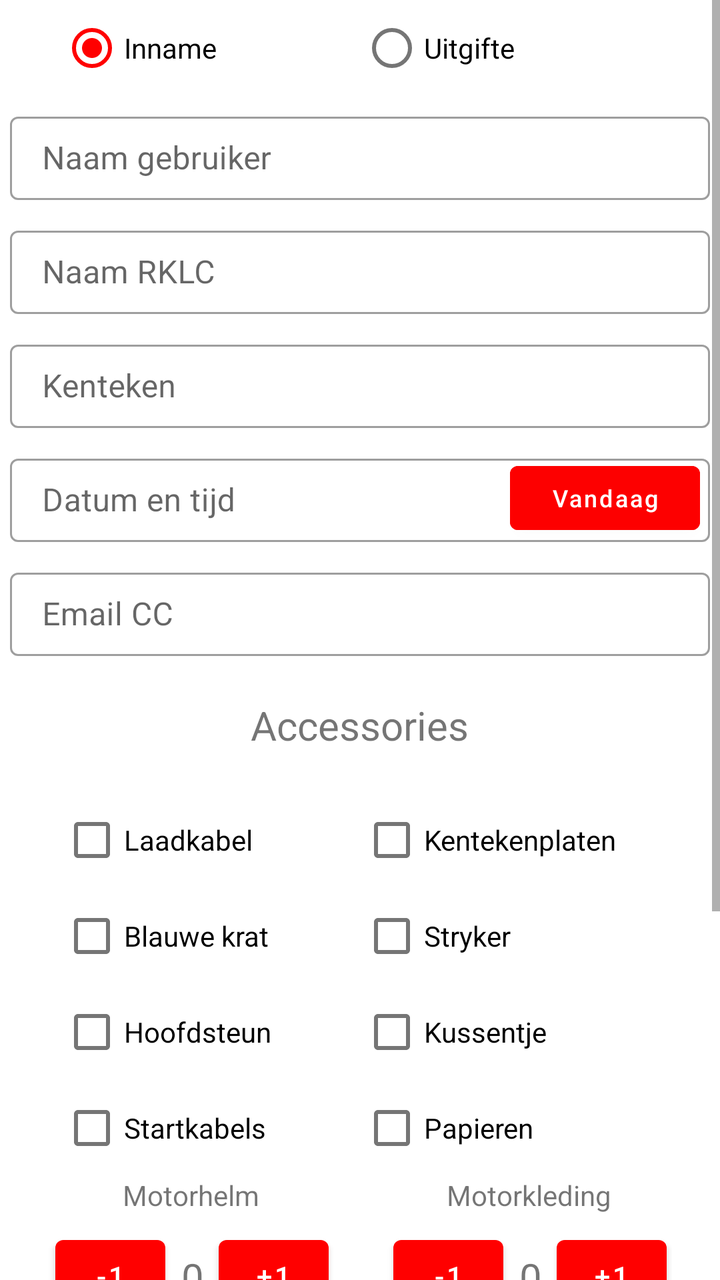
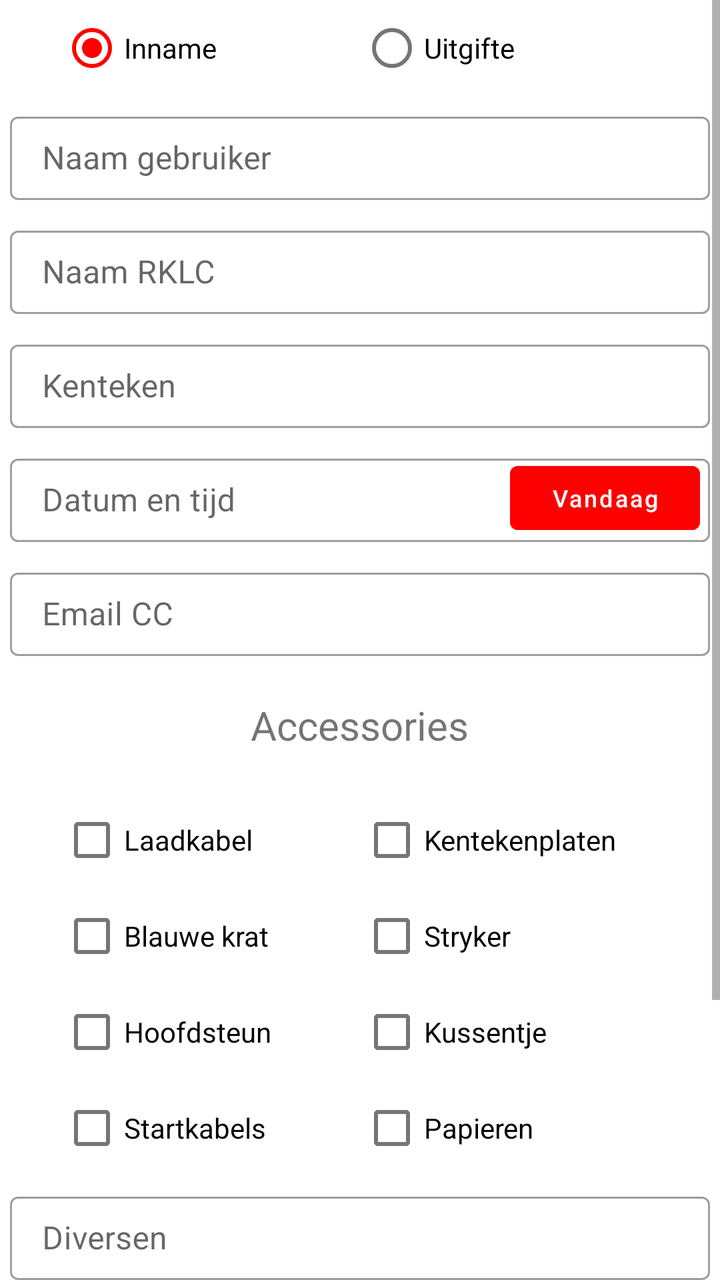

Two renders of the same Android screen: before a commit and after it. Below are the layout's source before the change and the commit's diff.
<!-- AndroidManifest.xml: application theme Theme.RodeKruisAPP -->
<!-- res/layout/activity_gator.xml -->
<?xml version="1.0" encoding="utf-8"?>
<ScrollView xmlns:android="http://schemas.android.com/apk/res/android"
    xmlns:app="http://schemas.android.com/apk/res-auto"
    xmlns:tools="http://schemas.android.com/tools"
    android:layout_width="match_parent"
    android:layout_height="match_parent"
    android:fillViewport="true">

    <LinearLayout
        android:layout_width="match_parent"
        android:layout_height="wrap_content"
        android:orientation="vertical"
        tools:context=".FirstActivity">

        <RadioGroup
            android:id="@+id/radioGroup"
            android:layout_width="match_parent"
            android:layout_height="wrap_content"
            android:gravity="center"
            android:orientation="horizontal">

            <RadioButton
                android:id="@+id/inname"
                android:layout_width="150dp"
                android:layout_height="wrap_content"
                android:checked="true"
                android:text="@string/inname" />

            <RadioButton
                android:id="@+id/uitgifte"
                android:layout_width="150dp"
                android:layout_height="wrap_content"
                android:text="@string/uitgifte" />
        </RadioGroup>

        <com.google.android.material.textfield.TextInputLayout
            style="@style/Widget.MaterialComponents.TextInputLayout.OutlinedBox"
            android:layout_width="match_parent"
            android:layout_height="wrap_content"
            tools:ignore="MissingConstraints"
            android:layout_margin="5dp">

            <EditText
                android:id="@+id/naamGebruiker"
                android:layout_width="match_parent"
                android:layout_height="wrap_content"
                android:autofillHints=""
                android:hint="@string/naam_gebruiker"
                android:inputType="text"
                android:padding="10dp"
                android:textColor="@color/black" />

        </com.google.android.material.textfield.TextInputLayout>

        <com.google.android.material.textfield.TextInputLayout
            style="@style/Widget.MaterialComponents.TextInputLayout.OutlinedBox"
            android:layout_width="match_parent"
            android:layout_height="wrap_content"
            tools:ignore="MissingConstraints"
            android:layout_margin="5dp">

            <EditText
                android:id="@+id/controleur"
                android:layout_width="match_parent"
                android:layout_height="wrap_content"
                android:autofillHints=""
                android:hint="@string/naam_rklc"
                android:inputType="text"
                android:padding="10dp"
                android:textColor="@color/black" />

        </com.google.android.material.textfield.TextInputLayout>

        <com.google.android.material.textfield.TextInputLayout
            style="@style/Widget.MaterialComponents.TextInputLayout.OutlinedBox"
            android:layout_width="match_parent"
            android:layout_height="wrap_content"
            tools:ignore="MissingConstraints"
            android:layout_margin="5dp">

            <EditText
                android:id="@+id/kenteken"
                android:layout_width="match_parent"
                android:layout_height="wrap_content"
                android:autofillHints=""
                android:hint="@string/kenteken"
                android:inputType="text"
                android:padding="10dp"
                android:textColor="@color/black" />

        </com.google.android.material.textfield.TextInputLayout>

        <androidx.constraintlayout.widget.ConstraintLayout
            android:layout_width="match_parent"
            android:layout_height="wrap_content"
            android:layout_margin="5dp">

            <com.google.android.material.textfield.TextInputLayout
                style="@style/Widget.MaterialComponents.TextInputLayout.OutlinedBox"
                android:layout_width="match_parent"
                android:layout_height="wrap_content"
                tools:ignore="MissingConstraints">

                <EditText
                    android:id="@+id/datum"
                    android:layout_width="match_parent"
                    android:layout_height="wrap_content"
                    android:autofillHints=""
                    android:editable="false"
                    android:hint="@string/datum"
                    android:inputType="none"
                    android:padding="10dp"
                    android:textColor="@color/black"
                    app:layout_constraintEnd_toEndOf="parent"
                    app:layout_constraintStart_toStartOf="parent"
                    tools:ignore="Deprecated,MissingConstraints" />

            </com.google.android.material.textfield.TextInputLayout>

            <Button
                android:id="@+id/btndatum"
                android:layout_width="95dp"
                android:layout_height="44dp"
                android:layout_marginEnd="5dp"
                android:backgroundTint="#FD0000"
                android:text="@string/vandaag"
                android:textAllCaps="false"
                android:textSize="12sp"
                app:layout_constraintBottom_toBottomOf="parent"
                app:layout_constraintEnd_toEndOf="parent"
                tools:ignore="MissingConstraints" />

        </androidx.constraintlayout.widget.ConstraintLayout>

        <com.google.android.material.textfield.TextInputLayout
            style="@style/Widget.MaterialComponents.TextInputLayout.OutlinedBox"
            android:layout_width="match_parent"
            android:layout_height="wrap_content"
            tools:ignore="MissingConstraints"
            android:layout_margin="5dp">

            <EditText
                android:id="@+id/emailCc"
                android:layout_width="match_parent"
                android:layout_height="wrap_content"
                android:autofillHints=""
                android:hint="@string/email_cc"
                android:inputType="text"
                android:padding="10dp"
                android:textColor="@color/black"
                tools:ignore="TextFields" />

        </com.google.android.material.textfield.TextInputLayout>

        <TextView
            android:layout_width="wrap_content"
            android:layout_height="wrap_content"
            android:layout_gravity="center_horizontal"
            android:layout_marginTop="16dp"
            android:layout_marginBottom="20dp"
            android:gravity="center_vertical"
            android:text="@string/accessories"
            android:textSize="20sp" />

        <LinearLayout
            android:layout_width="match_parent"
            android:layout_height="wrap_content"
            android:gravity="center">

            <CheckBox
                android:id="@+id/checkLaadkabel"
                android:layout_width="150dp"
                android:layout_height="wrap_content"
                android:text="@string/laadkabel" />

            <CheckBox
                android:id="@+id/checkKentekenplaten"
                android:layout_width="150dp"
                android:layout_height="wrap_content"
                android:text="@string/kentekenplaten" />

        </LinearLayout>

        <LinearLayout
            android:layout_width="match_parent"
            android:layout_height="wrap_content"
            android:gravity="center">

            <CheckBox
                android:id="@+id/checkBlauwekrat"
                android:layout_width="150dp"
                android:layout_height="wrap_content"
                android:text="@string/blauwe_krat" />

            <CheckBox
                android:id="@+id/checkStryker"
                android:layout_width="150dp"
                android:layout_height="wrap_content"
                android:text="@string/stryker" />

        </LinearLayout>

        <LinearLayout
            android:layout_width="match_parent"
            android:layout_height="wrap_content"
            android:gravity="center">

            <CheckBox
                android:id="@+id/checkHoofdsteun"
                android:layout_width="150dp"
                android:layout_height="wrap_content"
                android:text="@string/hoofdsteun" />

            <CheckBox
                android:id="@+id/checkKussentje"
                android:layout_width="150dp"
                android:layout_height="wrap_content"
                android:text="@string/kussentje" />

        </LinearLayout>

        <LinearLayout
            android:layout_width="match_parent"
            android:layout_height="wrap_content"
            android:gravity="center">

            <CheckBox
                android:id="@+id/checkStartkabels"
                android:layout_width="150dp"
                android:layout_height="wrap_content"
                android:text="@string/startkabels" />

            <CheckBox
                android:id="@+id/checkPapieren"
                android:layout_width="150dp"
                android:layout_height="wrap_content"
                android:text="@string/papieren" />

        </LinearLayout>

        <androidx.constraintlayout.widget.ConstraintLayout
            android:layout_width="match_parent"
            android:layout_height="wrap_content">

            <androidx.constraintlayout.widget.ConstraintLayout
                android:id="@+id/constraintLayout4"
                android:layout_width="0dp"
                android:layout_height="80dp"
                android:layout_marginStart="24dp"
                android:layout_marginEnd="13dp"
                app:layout_constraintEnd_toStartOf="@+id/constraintLayout2"
                app:layout_constraintHorizontal_bias="0.387"
                app:layout_constraintStart_toStartOf="parent"
                tools:ignore="MissingConstraints"
                tools:layout_editor_absoluteY="0dp">

                <TextView
                    android:layout_width="wrap_content"
                    android:layout_height="wrap_content"
                    android:text="@string/motorhelm"
                    app:layout_constraintEnd_toEndOf="parent"
                    app:layout_constraintStart_toStartOf="parent"
                    app:layout_constraintTop_toTopOf="parent"
                    tools:ignore="MissingConstraints" />

                <Button
                    android:id="@+id/plus1"
                    android:layout_width="55dp"
                    android:layout_height="wrap_content"
                    android:text="+1"
                    app:layout_constraintBottom_toBottomOf="parent"
                    app:layout_constraintEnd_toEndOf="parent"
                    app:layout_constraintHorizontal_bias="0.968"
                    app:layout_constraintStart_toStartOf="parent"
                    app:layout_constraintTop_toTopOf="parent"
                    app:layout_constraintVertical_bias="0.812"
                    tools:ignore="MissingConstraints" />

                <TextView
                    android:id="@+id/nummer1"
                    android:layout_width="wrap_content"
                    android:layout_height="wrap_content"
                    android:text="0"
                    android:textSize="20dp"
                    app:layout_constraintBottom_toBottomOf="parent"
                    app:layout_constraintEnd_toStartOf="@+id/plus1"
                    app:layout_constraintHorizontal_bias="0.523"
                    app:layout_constraintStart_toEndOf="@+id/min1"
                    app:layout_constraintTop_toTopOf="parent"
                    app:layout_constraintVertical_bias="0.698"
                    tools:ignore="MissingConstraints" />

                <Button
                    android:id="@+id/min1"
                    android:layout_width="55dp"
                    android:layout_height="wrap_content"
                    android:text="-1"
                    app:layout_constraintBottom_toBottomOf="parent"
                    app:layout_constraintEnd_toEndOf="parent"
                    app:layout_constraintHorizontal_bias="0.042"
                    app:layout_constraintStart_toStartOf="parent"
                    app:layout_constraintTop_toTopOf="parent"
                    app:layout_constraintVertical_bias="0.812"
                    tools:ignore="MissingConstraints" />

            </androidx.constraintlayout.widget.ConstraintLayout>

            <androidx.constraintlayout.widget.ConstraintLayout
                android:id="@+id/constraintLayout2"
                android:layout_width="0dp"
                android:layout_height="80dp"
                android:layout_marginStart="13dp"
                android:layout_marginEnd="24dp"
                android:foregroundGravity="center"
                app:layout_constraintEnd_toEndOf="parent"
                app:layout_constraintStart_toEndOf="@+id/constraintLayout4"
                app:layout_constraintTop_toTopOf="parent"
                tools:ignore="MissingConstraints">

                <TextView
                    android:layout_width="wrap_content"
                    android:layout_height="wrap_content"
                    android:text="Motorkleding"
                    app:layout_constraintEnd_toEndOf="parent"
                    app:layout_constraintStart_toStartOf="parent"
                    app:layout_constraintTop_toTopOf="parent"
                    tools:ignore="MissingConstraints" />

                <Button
                    android:id="@+id/plus2"
                    android:layout_width="55dp"
                    android:layout_height="wrap_content"
                    android:text="+1"
                    app:layout_constraintBottom_toBottomOf="parent"
                    app:layout_constraintEnd_toEndOf="parent"
                    app:layout_constraintHorizontal_bias="0.968"
                    app:layout_constraintStart_toStartOf="parent"
                    app:layout_constraintTop_toTopOf="parent"
                    app:layout_constraintVertical_bias="0.812"
                    tools:ignore="MissingConstraints" />

                <TextView
                    android:id="@+id/nummer2"
                    android:layout_width="wrap_content"
                    android:layout_height="wrap_content"
                    android:text="0"
                    android:textSize="20dp"
                    app:layout_constraintBottom_toBottomOf="parent"
                    app:layout_constraintEnd_toStartOf="@+id/plus2"
                    app:layout_constraintHorizontal_bias="0.523"
                    app:layout_constraintStart_toEndOf="@+id/min2"
                    app:layout_constraintTop_toTopOf="parent"
                    app:layout_constraintVertical_bias="0.698"
                    tools:ignore="MissingConstraints" />

                <Button
                    android:id="@+id/min2"
                    android:layout_width="55dp"
                    android:layout_height="wrap_content"
                    android:text="-1"
                    app:layout_constraintBottom_toBottomOf="parent"
                    app:layout_constraintEnd_toEndOf="parent"
                    app:layout_constraintHorizontal_bias="0.042"
                    app:layout_constraintStart_toStartOf="parent"
                    app:layout_constraintTop_toTopOf="parent"
                    app:layout_constraintVertical_bias="0.812"
                    tools:ignore="MissingConstraints" />

            </androidx.constraintlayout.widget.ConstraintLayout>
        </androidx.constraintlayout.widget.ConstraintLayout>


        <com.google.android.material.textfield.TextInputLayout
            style="@style/Widget.MaterialComponents.TextInputLayout.OutlinedBox"
            android:layout_width="match_parent"
            android:layout_height="wrap_content"
            tools:ignore="MissingConstraints"
            android:layout_margin="5dp">

            <EditText
                android:id="@+id/diversen"
                android:layout_width="match_parent"
                android:layout_height="wrap_content"
                android:autofillHints=""
                android:hint="@string/diversen"
                android:inputType="text"
                android:padding="10dp"
                android:textColor="@color/black" />

        </com.google.android.material.textfield.TextInputLayout>

        <CheckBox
            android:id="@+id/schadevrij"
            android:layout_width="match_parent"
            android:layout_height="wrap_content"
            android:layout_marginLeft="15dp"
            android:layout_marginTop="30dp"
            android:layout_marginRight="15dp"
            android:text="@string/schadevrij"
            tools:ignore="DuplicateIds" />

        <CheckBox
            android:id="@+id/AVG"
            android:layout_width="match_parent"
            android:layout_height="wrap_content"
            android:layout_marginLeft="15dp"
            android:layout_marginRight="15dp"
            android:text="@string/ik_ga_akkoord_om_mijn_gegevens_te_sturen_volgens_avg"
            tools:ignore="DuplicateIds" />

        <Button
            android:id="@+id/verstuur"
            android:layout_width="match_parent"
            android:layout_height="wrap_content"
            android:layout_marginLeft="20dp"
            android:layout_marginRight="20dp"
            android:backgroundTint="#FD0000"
            android:text="@string/versturen"
            android:textAllCaps="false" />

    </LinearLayout>
</ScrollView>
<!-- resources referenced by this layout -->
<resources>
  <color name="black">#FF000000</color>
  <string name="accessories">Accessories</string>
  <string name="blauwe_krat">Blauwe krat</string>
  <string name="datum">Datum en tijd</string>
  <string name="diversen">Diversen</string>
  <string name="email_cc">Email CC</string>
  <string name="hoofdsteun">Hoofdsteun</string>
  <string name="ik_ga_akkoord_om_mijn_gegevens_te_sturen_volgens_avg">Ik ga akkoord om mijn gegevens te sturen volgens avg</string>
  <string name="inname">Inname</string>
  <string name="kenteken">Kenteken</string>
  <string name="kentekenplaten">Kentekenplaten</string>
  <string name="kussentje">Kussentje</string>
  <string name="laadkabel">Laadkabel</string>
  <string name="motorhelm">Motorhelm</string>
  <string name="naam_gebruiker">Naam gebruiker</string>
  <string name="naam_rklc">Naam RKLC</string>
  <string name="papieren">Papieren</string>
  <string name="schadevrij">Het voertuig is schadevrij</string>
  <string name="startkabels">Startkabels</string>
  <string name="stryker">Stryker</string>
  <string name="uitgifte">Uitgifte</string>
  <string name="vandaag">Vandaag</string>
  <string name="versturen">Versturen</string>
  <style name="Theme.RodeKruisAPP" parent="Theme.MaterialComponents.DayNight.DarkActionBar">
          
          <item name="colorPrimary">#FF0000</item>
          <item name="colorPrimaryVariant">#090909</item>
          <item name="colorOnPrimary">@color/white</item>
          
          <item name="colorSecondary">#FF0000</item>
          <item name="colorSecondaryVariant">@color/teal_700</item>
          <item name="colorOnSecondary">#FF0000</item>
          
          <item name="android:statusBarColor" tools:targetApi="l">#FF0000</item>
          
      </style>
  <color name="white">#FFFFFFFF</color>
  <color name="teal_700">#FF018786</color>
</resources>

<!-- the commit's change to res/layout/activity_gator.xml (unified diff, before → after) -->
@@ -108,7 +108,7 @@
                     android:autofillHints=""
                     android:editable="false"
                     android:hint="@string/datum"
-                    android:inputType="none"
+                    android:inputType="text"
                     android:padding="10dp"
                     android:textColor="@color/black"
                     app:layout_constraintEnd_toEndOf="parent"
@@ -201,174 +201,42 @@
         </LinearLayout>
 
         <LinearLayout
+        android:layout_width="match_parent"
+        android:layout_height="wrap_content"
+        android:gravity="center">
+
+        <CheckBox
+            android:id="@+id/checkHoofdsteun"
+            android:layout_width="150dp"
+            android:layout_height="wrap_content"
+            android:text="@string/hoofdsteun" />
+
+        <CheckBox
+            android:id="@+id/checkKussentje"
+            android:layout_width="150dp"
+            android:layout_height="wrap_content"
+            android:text="@string/kussentje" />
+
+    </LinearLayout>
+
+        <LinearLayout
             android:layout_width="match_parent"
             android:layout_height="wrap_content"
             android:gravity="center">
 
             <CheckBox
-                android:id="@+id/checkHoofdsteun"
-                android:layout_width="150dp"
-                android:layout_height="wrap_content"
-                android:text="@string/hoofdsteun" />
-
-            <CheckBox
-                android:id="@+id/checkKussentje"
-                android:layout_width="150dp"
-                android:layout_height="wrap_content"
-                android:text="@string/kussentje" />
+                android:id="@+id/checkStartkabels"
+                android:layout_width="150dp"
+                android:layout_height="wrap_content"
+                android:text="@string/startkabels" />
+
+            <CheckBox
+                android:id="@+id/checkPapieren"
+                android:layout_width="150dp"
+                android:layout_height="wrap_content"
+                android:text="@string/papieren" />
 
         </LinearLayout>
-
-        <LinearLayout
-            android:layout_width="match_parent"
-            android:layout_height="wrap_content"
-            android:gravity="center">
-
-            <CheckBox
-                android:id="@+id/checkStartkabels"
-                android:layout_width="150dp"
-                android:layout_height="wrap_content"
-                android:text="@string/startkabels" />
-
-            <CheckBox
-                android:id="@+id/checkPapieren"
-                android:layout_width="150dp"
-                android:layout_height="wrap_content"
-                android:text="@string/papieren" />
-
-        </LinearLayout>
-
-        <androidx.constraintlayout.widget.ConstraintLayout
-            android:layout_width="match_parent"
-            android:layout_height="wrap_content">
-
-            <androidx.constraintlayout.widget.ConstraintLayout
-                android:id="@+id/constraintLayout4"
-                android:layout_width="0dp"
-                android:layout_height="80dp"
-                android:layout_marginStart="24dp"
-                android:layout_marginEnd="13dp"
-                app:layout_constraintEnd_toStartOf="@+id/constraintLayout2"
-                app:layout_constraintHorizontal_bias="0.387"
-                app:layout_constraintStart_toStartOf="parent"
-                tools:ignore="MissingConstraints"
-                tools:layout_editor_absoluteY="0dp">
-
-                <TextView
-                    android:layout_width="wrap_content"
-                    android:layout_height="wrap_content"
-                    android:text="@string/motorhelm"
-                    app:layout_constraintEnd_toEndOf="parent"
-                    app:layout_constraintStart_toStartOf="parent"
-                    app:layout_constraintTop_toTopOf="parent"
-                    tools:ignore="MissingConstraints" />
-
-                <Button
-                    android:id="@+id/plus1"
-                    android:layout_width="55dp"
-                    android:layout_height="wrap_content"
-                    android:text="+1"
-                    app:layout_constraintBottom_toBottomOf="parent"
-                    app:layout_constraintEnd_toEndOf="parent"
-                    app:layout_constraintHorizontal_bias="0.968"
-                    app:layout_constraintStart_toStartOf="parent"
-                    app:layout_constraintTop_toTopOf="parent"
-                    app:layout_constraintVertical_bias="0.812"
-                    tools:ignore="MissingConstraints" />
-
-                <TextView
-                    android:id="@+id/nummer1"
-                    android:layout_width="wrap_content"
-                    android:layout_height="wrap_content"
-                    android:text="0"
-                    android:textSize="20dp"
-                    app:layout_constraintBottom_toBottomOf="parent"
-                    app:layout_constraintEnd_toStartOf="@+id/plus1"
-                    app:layout_constraintHorizontal_bias="0.523"
-                    app:layout_constraintStart_toEndOf="@+id/min1"
-                    app:layout_constraintTop_toTopOf="parent"
-                    app:layout_constraintVertical_bias="0.698"
-                    tools:ignore="MissingConstraints" />
-
-                <Button
-                    android:id="@+id/min1"
-                    android:layout_width="55dp"
-                    android:layout_height="wrap_content"
-                    android:text="-1"
-                    app:layout_constraintBottom_toBottomOf="parent"
-                    app:layout_constraintEnd_toEndOf="parent"
-                    app:layout_constraintHorizontal_bias="0.042"
-                    app:layout_constraintStart_toStartOf="parent"
-                    app:layout_constraintTop_toTopOf="parent"
-                    app:layout_constraintVertical_bias="0.812"
-                    tools:ignore="MissingConstraints" />
-
-            </androidx.constraintlayout.widget.ConstraintLayout>
-
-            <androidx.constraintlayout.widget.ConstraintLayout
-                android:id="@+id/constraintLayout2"
-                android:layout_width="0dp"
-                android:layout_height="80dp"
-                android:layout_marginStart="13dp"
-                android:layout_marginEnd="24dp"
-                android:foregroundGravity="center"
-                app:layout_constraintEnd_toEndOf="parent"
-                app:layout_constraintStart_toEndOf="@+id/constraintLayout4"
-                app:layout_constraintTop_toTopOf="parent"
-                tools:ignore="MissingConstraints">
-
-                <TextView
-                    android:layout_width="wrap_content"
-                    android:layout_height="wrap_content"
-                    android:text="Motorkleding"
-                    app:layout_constraintEnd_toEndOf="parent"
-                    app:layout_constraintStart_toStartOf="parent"
-                    app:layout_constraintTop_toTopOf="parent"
-                    tools:ignore="MissingConstraints" />
-
-                <Button
-                    android:id="@+id/plus2"
-                    android:layout_width="55dp"
-                    android:layout_height="wrap_content"
-                    android:text="+1"
-                    app:layout_constraintBottom_toBottomOf="parent"
-                    app:layout_constraintEnd_toEndOf="parent"
-                    app:layout_constraintHorizontal_bias="0.968"
-                    app:layout_constraintStart_toStartOf="parent"
-                    app:layout_constraintTop_toTopOf="parent"
-                    app:layout_constraintVertical_bias="0.812"
-                    tools:ignore="MissingConstraints" />
-
-                <TextView
-                    android:id="@+id/nummer2"
-                    android:layout_width="wrap_content"
-                    android:layout_height="wrap_content"
-                    android:text="0"
-                    android:textSize="20dp"
-                    app:layout_constraintBottom_toBottomOf="parent"
-                    app:layout_constraintEnd_toStartOf="@+id/plus2"
-                    app:layout_constraintHorizontal_bias="0.523"
-                    app:layout_constraintStart_toEndOf="@+id/min2"
-                    app:layout_constraintTop_toTopOf="parent"
-                    app:layout_constraintVertical_bias="0.698"
-                    tools:ignore="MissingConstraints" />
-
-                <Button
-                    android:id="@+id/min2"
-                    android:layout_width="55dp"
-                    android:layout_height="wrap_content"
-                    android:text="-1"
-                    app:layout_constraintBottom_toBottomOf="parent"
-                    app:layout_constraintEnd_toEndOf="parent"
-                    app:layout_constraintHorizontal_bias="0.042"
-                    app:layout_constraintStart_toStartOf="parent"
-                    app:layout_constraintTop_toTopOf="parent"
-                    app:layout_constraintVertical_bias="0.812"
-                    tools:ignore="MissingConstraints" />
-
-            </androidx.constraintlayout.widget.ConstraintLayout>
-        </androidx.constraintlayout.widget.ConstraintLayout>
-
 
         <com.google.android.material.textfield.TextInputLayout
             style="@style/Widget.MaterialComponents.TextInputLayout.OutlinedBox"
<!-- resource entries referenced after the edit -->
@@ -13,7 +13,6 @@
   <string name="kentekenplaten">Kentekenplaten</string>
   <string name="kussentje">Kussentje</string>
   <string name="laadkabel">Laadkabel</string>
-  <string name="motorhelm">Motorhelm</string>
   <string name="naam_gebruiker">Naam gebruiker</string>
   <string name="naam_rklc">Naam RKLC</string>
   <string name="papieren">Papieren</string>
